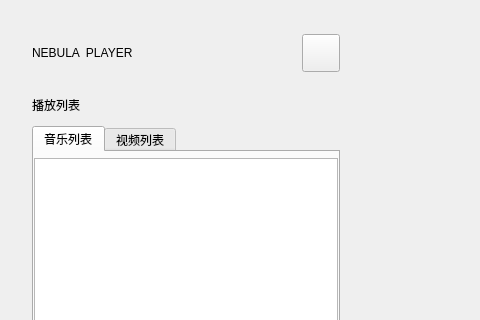
This is src/ui/MainWindow.ui in gong1-1989/MusicVideoPlayer as Qt 5 draws it before an edit; both pictures show x 0 to 480 and y 0 to 320 of the 1280 by 700 pixel window. The edited form follows.
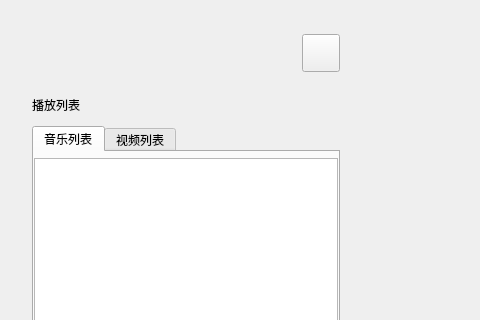
This is the edited form. Custom widgets are drawn as their Qt base class.

```diff
--- a/src/ui/MainWindow.ui
+++ b/src/ui/MainWindow.ui
@@ -74,13 +74,6 @@
          <property name="spacing">
           <number>8</number>
          </property>
-         <item>
-          <widget class="QLabel" name="label_brand">
-           <property name="text">
-            <string>NEBULA  PLAYER</string>
-           </property>
-          </widget>
-         </item>
          <item>
           <spacer name="spacer_brand">
            <property name="orientation">
```
Left out of the diff: 34 changed lines with no effect on the pictures.
